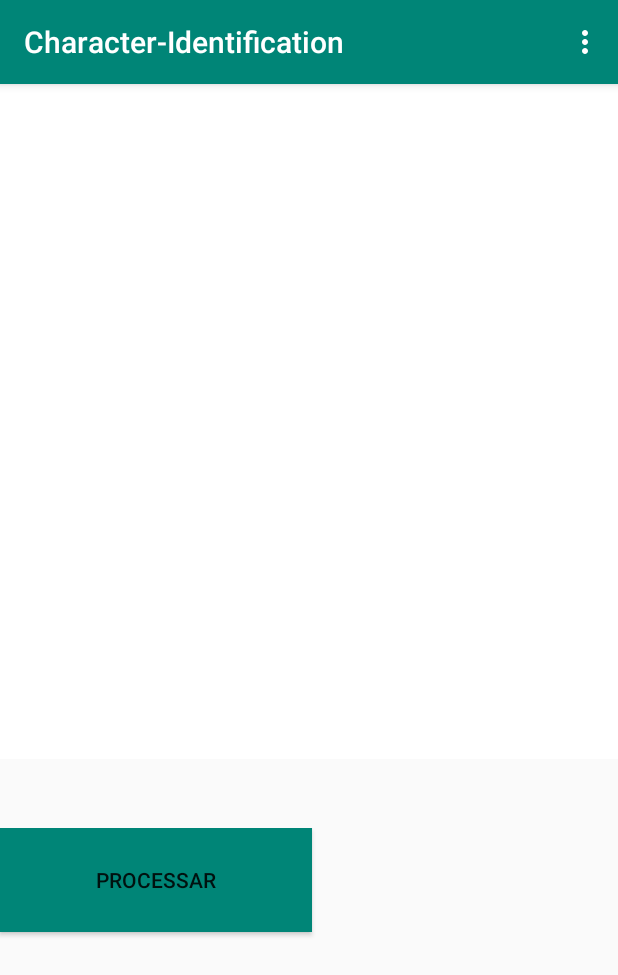
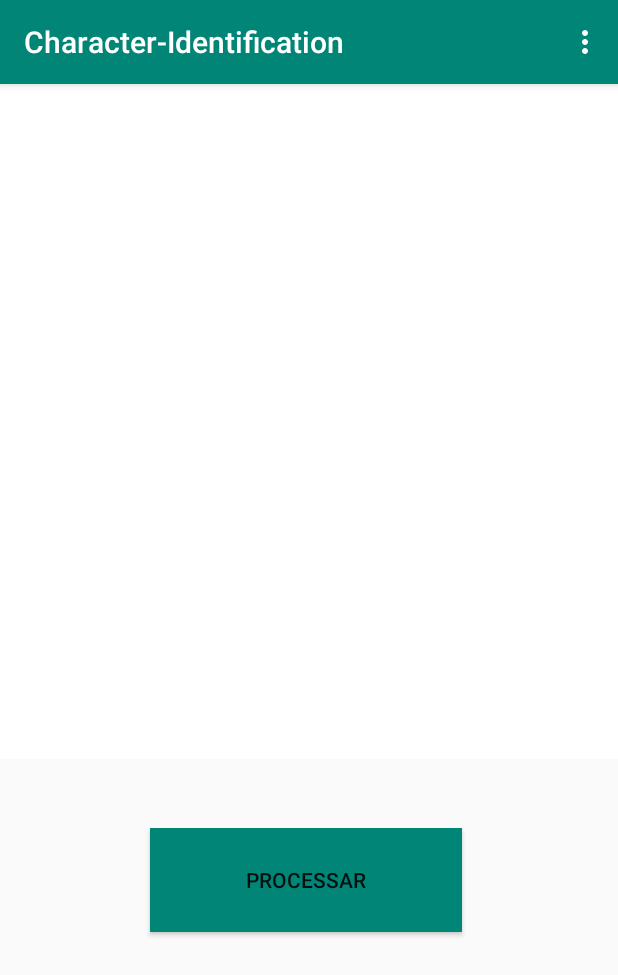
Before and after one commit to GustavoSantosCS/Character-Identification, an Android app: the screen it shows after launch (MainActivity), on a phone screen of 412 x 824 dp. Shown: the top 975 px of the screen. Run offline under Robolectric (Android 15) with nearby library versions, the phone set to English and light mode, and no system bars.

Commit message:
botão processar

```diff
--- a/app/src/main/res/layout/activity_main.xml
+++ b/app/src/main/res/layout/activity_main.xml
@@ -17,13 +17,15 @@
         android:layout_height="118dp"
         android:layout_below="@+id/paintView"
         android:layout_marginTop="46dp"
-        android:orientation="vertical">
+        android:orientation="horizontal">
 
         <Button
             android:id="@+id/processar"
             android:layout_width="208dp"
             android:layout_height="69dp"
+            android:layout_marginLeft="100dp"
             android:background="@color/colorPrimary"
+            android:clickable="true"
             android:text="@string/Processar" />
     </LinearLayout>
 
```
